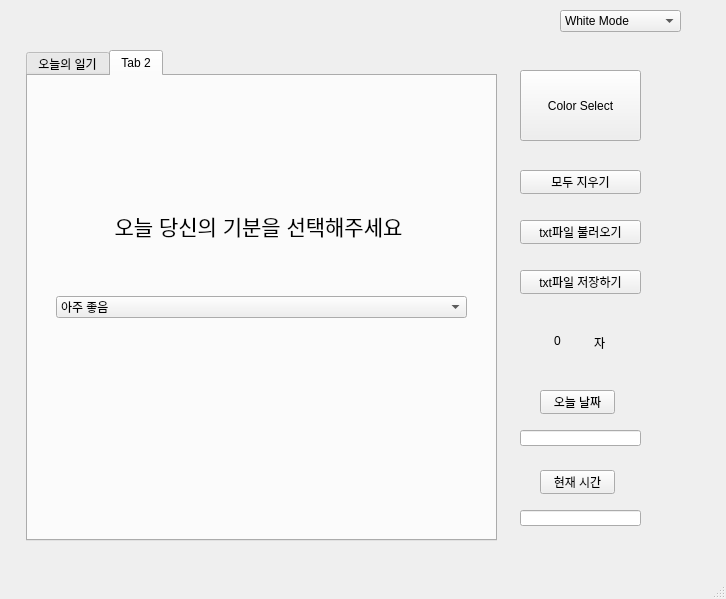
jeong-ah313/C-_study, file MyDiary/mainwindow.ui: the form before one commit.
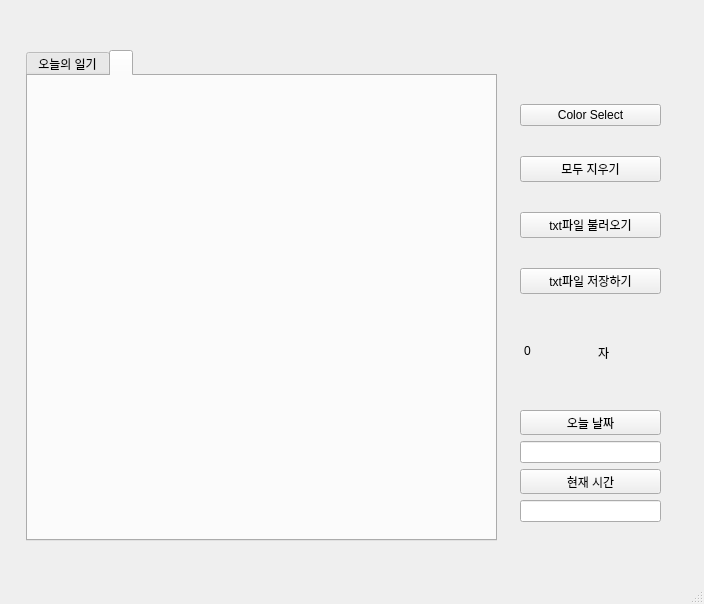
The form after the commit. The open tabs and pages were chosen to show the change.

Commit message: day14/layout수정

```diff
--- a/MyDiary/mainwindow.ui
+++ b/MyDiary/mainwindow.ui
@@ -6,8 +6,8 @@
    <rect>
     <x>0</x>
     <y>0</y>
-    <width>726</width>
-    <height>599</height>
+    <width>704</width>
+    <height>604</height>
    </rect>
   </property>
   <property name="windowTitle">
@@ -15,6 +15,9 @@
   </property>
   <widget class="QWidget" name="centralwidget">
    <widget class="QTabWidget" name="tabWidget">
+    <property name="enabled">
+     <bool>true</bool>
+    </property>
     <property name="geometry">
      <rect>
       <x>26</x>
@@ -23,9 +26,15 @@
       <height>491</height>
      </rect>
     </property>
+    <property name="autoFillBackground">
+     <bool>false</bool>
+    </property>
     <property name="currentIndex">
      <number>0</number>
     </property>
+    <property name="usesScrollButtons">
+     <bool>true</bool>
+    </property>
     <widget class="QWidget" name="tab">
      <attribute name="title">
       <string>오늘의 일기</string>
@@ -43,142 +52,73 @@
     </widget>
     <widget class="QWidget" name="tab_2">
      <attribute name="title">
-      <string>Tab 2</string>
+      <string/>
      </attribute>
-     <widget class="QComboBox" name="comboBox_2">
-      <property name="geometry">
-       <rect>
-        <x>28</x>
-        <y>220</y>
-        <width>411</width>
-        <height>22</height>
-       </rect>
-      </property>
-      <item>
-       <property name="text">
-        <string>아주 좋음</string>
-       </property>
-      </item>
-      <item>
-       <property name="text">
-        <string>좋음</string>
-       </property>
-      </item>
-      <item>
-       <property name="text">
-        <string>나쁘지않음</string>
-       </property>
-      </item>
-      <item>
-       <property name="text">
-        <string>나쁨</string>
-       </property>
-      </item>
-     </widget>
-     <widget class="QTextEdit" name="textEdit">
-      <property name="geometry">
-       <rect>
-        <x>50</x>
-        <y>130</y>
-        <width>361</width>
-        <height>61</height>
-       </rect>
-      </property>
-      <property name="styleSheet">
-       <string notr="true">border: none;
-background-color:transparent;</string>
-      </property>
-      <property name="html">
-       <string>&lt;!DOCTYPE HTML PUBLIC &quot;-//W3C//DTD HTML 4.0//EN&quot; &quot;http://www.w3.org/TR/REC-html40/strict.dtd&quot;&gt;
-&lt;html&gt;&lt;head&gt;&lt;meta name=&quot;qrichtext&quot; content=&quot;1&quot; /&gt;&lt;meta charset=&quot;utf-8&quot; /&gt;&lt;style type=&quot;text/css&quot;&gt;
-p, li { white-space: pre-wrap; }
-&lt;/style&gt;&lt;/head&gt;&lt;body style=&quot; font-family:'맑은 고딕'; font-size:9pt; font-weight:400; font-style:normal;&quot;&gt;
-&lt;p align=&quot;center&quot; style=&quot; margin-top:0px; margin-bottom:0px; margin-left:0px; margin-right:0px; -qt-block-indent:0; text-indent:0px;&quot;&gt;&lt;span style=&quot; font-size:16pt;&quot;&gt;오늘 당신의 기분을 선택해주세요&lt;/span&gt;&lt;/p&gt;&lt;/body&gt;&lt;/html&gt;</string>
-      </property>
-     </widget>
-    </widget>
-   </widget>
-   <widget class="QComboBox" name="comboBox_3">
+    </widget>
+   </widget>
+   <widget class="QWidget" name="">
     <property name="geometry">
      <rect>
-      <x>560</x>
-      <y>10</y>
-      <width>121</width>
-      <height>22</height>
+      <x>520</x>
+      <y>80</y>
+      <width>141</width>
+      <height>241</height>
      </rect>
     </property>
+    <layout class="QVBoxLayout" name="verticalLayout">
     <item>
+      <widget class="QPushButton" name="pushButton_7">
      <property name="text">
-      <string>White Mode</string>
-     </property>
+        <string>Color Select</string>
+       </property>
+      </widget>
     </item>
     <item>
-     <property name="text">
-      <string>Dark Mode</string>
-     </property>
-    </item>
-   </widget>
    <widget class="QPushButton" name="pushButton">
-    <property name="geometry">
-     <rect>
-      <x>520</x>
-      <y>170</y>
-      <width>121</width>
-      <height>24</height>
-     </rect>
-    </property>
     <property name="text">
      <string>모두 지우기</string>
     </property>
    </widget>
+     </item>
+     <item>
    <widget class="QPushButton" name="pushButton_2">
-    <property name="geometry">
-     <rect>
-      <x>520</x>
-      <y>220</y>
-      <width>121</width>
-      <height>24</height>
-     </rect>
-    </property>
     <property name="text">
      <string>txt파일 불러오기</string>
     </property>
    </widget>
+     </item>
+     <item>
    <widget class="QPushButton" name="pushButton_3">
-    <property name="geometry">
-     <rect>
-      <x>520</x>
-      <y>270</y>
-      <width>121</width>
-      <height>24</height>
-     </rect>
-    </property>
     <property name="text">
      <string>txt파일 저장하기</string>
     </property>
    </widget>
-   <widget class="QPushButton" name="pushButton_4">
+     </item>
+    </layout>
+   </widget>
+   <widget class="QWidget" name="">
     <property name="geometry">
      <rect>
-      <x>540</x>
-      <y>390</y>
-      <width>75</width>
-      <height>24</height>
+      <x>520</x>
+      <y>340</y>
+      <width>141</width>
+      <height>41</height>
      </rect>
     </property>
-    <property name="text">
-     <string>오늘 날짜</string>
-    </property>
-   </widget>
+    <layout class="QHBoxLayout" name="horizontalLayout">
+     <item>
+      <widget class="QPlainTextEdit" name="plainTextEdit_2">
+       <property name="styleSheet">
+        <string notr="true">border: none;
+background-color:transparent;</string>
+       </property>
+       <property name="plainText">
+        <string>0</string>
+       </property>
+      </widget>
+     </item>
+     <item>
    <widget class="QPlainTextEdit" name="plainTextEdit">
-    <property name="geometry">
-     <rect>
-      <x>590</x>
-      <y>330</y>
-      <width>41</width>
-      <height>41</height>
-     </rect>
-    </property>
     <property name="styleSheet">
      <string notr="true">border: none;
 background-color:transparent;</string>
@@ -190,68 +130,40 @@
      <string>자</string>
     </property>
    </widget>
-   <widget class="QPlainTextEdit" name="plainTextEdit_2">
-    <property name="geometry">
-     <rect>
-      <x>550</x>
-      <y>330</y>
-      <width>41</width>
-      <height>41</height>
-     </rect>
-    </property>
-    <property name="styleSheet">
-     <string notr="true">border: none;
-background-color:transparent;</string>
-    </property>
-    <property name="plainText">
-     <string>0</string>
-    </property>
+     </item>
+    </layout>
    </widget>
-   <widget class="QPushButton" name="pushButton_7">
+   <widget class="QWidget" name="">
     <property name="geometry">
      <rect>
       <x>520</x>
-      <y>70</y>
-      <width>121</width>
-      <height>71</height>
+      <y>410</y>
+      <width>141</width>
+      <height>112</height>
      </rect>
     </property>
+    <layout class="QVBoxLayout" name="verticalLayout_2">
+     <item>
+      <widget class="QPushButton" name="pushButton_4">
     <property name="text">
-     <string>Color Select</string>
-    </property>
-   </widget>
-   <widget class="QLineEdit" name="lineEdit">
-    <property name="geometry">
-     <rect>
-      <x>520</x>
-      <y>430</y>
-      <width>121</width>
-      <height>16</height>
-     </rect>
-    </property>
-   </widget>
+        <string>오늘 날짜</string>
+       </property>
+      </widget>
+     </item>
+     <item>
+      <widget class="QLineEdit" name="lineEdit"/>
+     </item>
+     <item>
    <widget class="QPushButton" name="pushButton_8">
-    <property name="geometry">
-     <rect>
-      <x>540</x>
-      <y>470</y>
-      <width>75</width>
-      <height>24</height>
-     </rect>
-    </property>
     <property name="text">
      <string>현재 시간</string>
     </property>
    </widget>
-   <widget class="QLineEdit" name="lineEdit_2">
-    <property name="geometry">
-     <rect>
-      <x>520</x>
-      <y>510</y>
-      <width>121</width>
-      <height>16</height>
-     </rect>
-    </property>
+     </item>
+     <item>
+      <widget class="QLineEdit" name="lineEdit_2"/>
+     </item>
+    </layout>
    </widget>
   </widget>
   <widget class="QMenuBar" name="menubar">
```
Left out of the diff: 2 changed lines with no effect on the pictures. Lines whose indentation alone changed are shown as unchanged. The commit also changes 2 other files.
